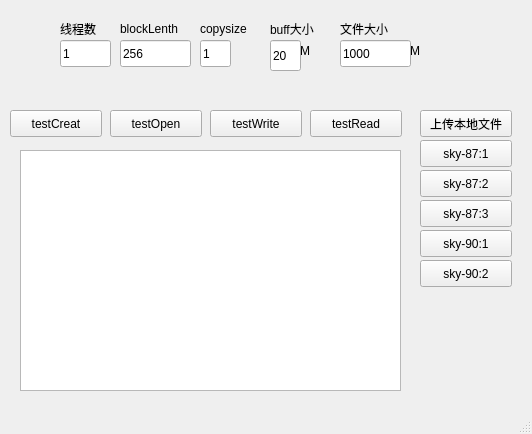
The window that mainwindow.ui (3642214/sdfs_client_qt_demo) describes before a commit, drawn with Qt 5.
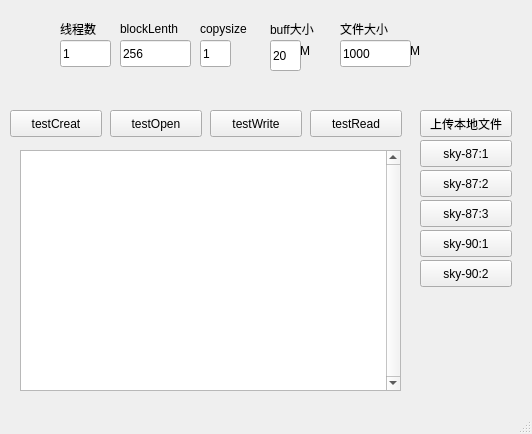
The same window after the commit.

Patch:
```diff
--- a/mainwindow.ui
+++ b/mainwindow.ui
@@ -257,6 +257,9 @@
       <height>241</height>
      </rect>
     </property>
+    <property name="verticalScrollBarPolicy">
+     <enum>Qt::ScrollBarAlwaysOn</enum>
+    </property>
    </widget>
    <widget class="QPushButton" name="test_87_2">
     <property name="geometry">
```
